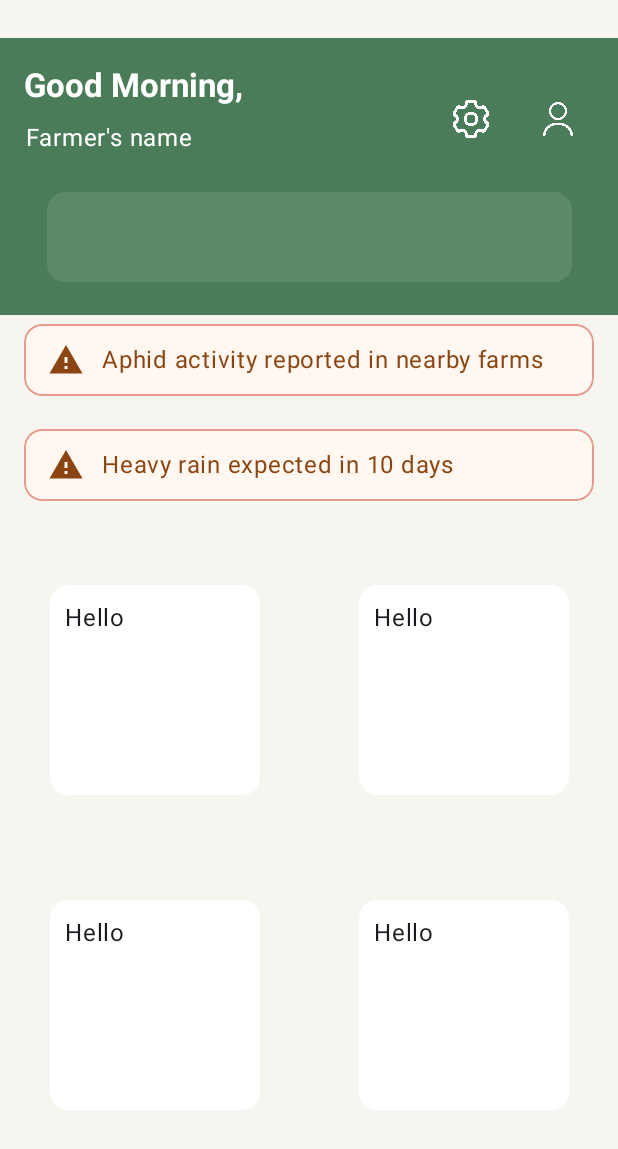
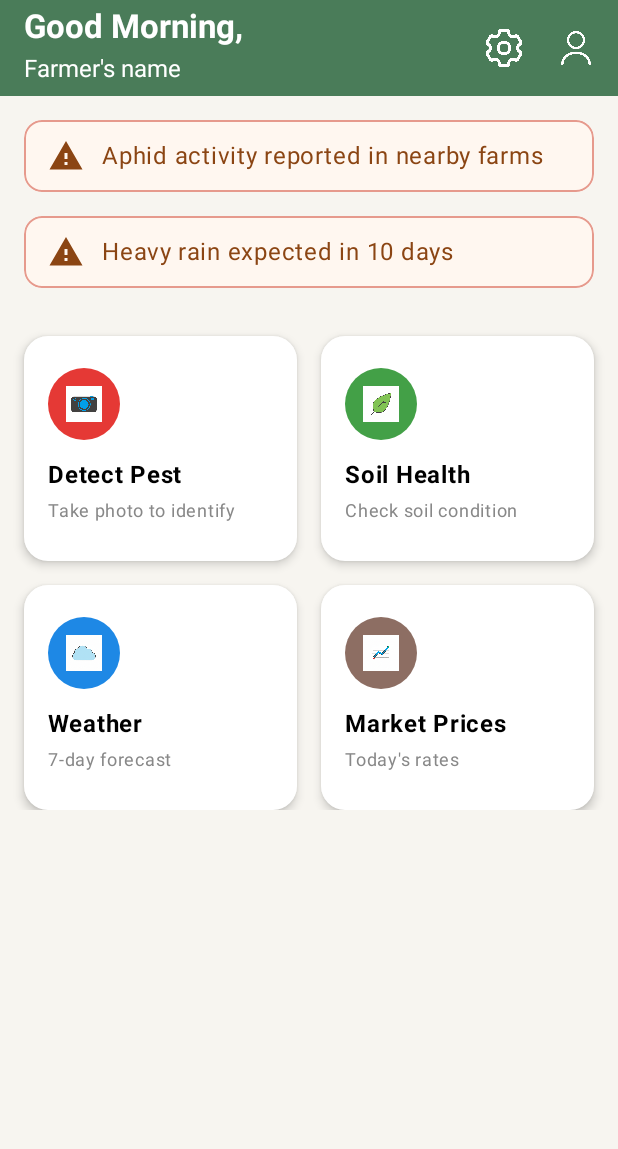
Before and after one commit to Parth4210/SmartCropAdvisorySystem, an Android app built with Jetpack Compose: the screen it shows after launch (MainActivity), on a phone screen of 412 x 824 dp. Shown: the top 1149 px of the screen. Run offline under Robolectric (Android 15) with nearby library versions, the phone set to English and light mode, and no system bars.

Commit message:
Added The Contents in Buttons and Made the UI On Main Page

```diff
--- a/app/src/main/java/com/samadhanl/smartcropadivsorysystem/MainActivity.kt
+++ b/app/src/main/java/com/samadhanl/smartcropadivsorysystem/MainActivity.kt
@@ -1,7 +1,6 @@
 package com.samadhanl.smartcropadivsorysystem
 
 import android.os.Bundle
-import androidx.compose.runtime.getValue
 import android.widget.Toast
 import androidx.activity.ComponentActivity
 import androidx.activity.compose.setContent
@@ -11,91 +10,81 @@ import androidx.compose.foundation.background
 import androidx.compose.foundation.border
 import androidx.compose.foundation.clickable
 import androidx.compose.foundation.layout.*
-import androidx.compose.foundation.layout.Arrangement
-import androidx.compose.foundation.layout.height
+import androidx.compose.foundation.lazy.LazyColumn
+import androidx.compose.foundation.lazy.grid.GridCells
+import androidx.compose.foundation.lazy.grid.LazyVerticalGrid
+import androidx.compose.foundation.lazy.grid.items
 import androidx.compose.foundation.shape.CircleShape
 import androidx.compose.foundation.shape.RoundedCornerShape
 import androidx.compose.material.icons.Icons
 import androidx.compose.material.icons.filled.Warning
 import androidx.compose.material3.*
-import androidx.compose.material3.ExperimentalMaterial3Api
-import androidx.compose.runtime.Composable
-import androidx.compose.runtime.LaunchedEffect
-import androidx.compose.runtime.mutableStateOf
-import androidx.compose.runtime.remember
-import androidx.compose.runtime.setValue
+import androidx.compose.runtime.*
 import androidx.compose.ui.Alignment
 import androidx.compose.ui.Modifier
 import androidx.compose.ui.draw.clip
 import androidx.compose.ui.graphics.Color
 import androidx.compose.ui.graphics.ColorFilter
-import androidx.compose.ui.graphics.painter.Painter
 import androidx.compose.ui.platform.LocalContext
 import androidx.compose.ui.res.painterResource
 import androidx.compose.ui.text.font.FontWeight
 import androidx.compose.ui.tooling.preview.Preview
 import androidx.compose.ui.unit.dp
 import androidx.compose.ui.unit.sp
-import java.io.File
-import java.io.IOException
 import com.samadhanl.smartcropadivsorysystem.ui.theme.SmartCropAdivsorySystemTheme
 import java.util.Calendar
+
+// Data class for the small cards
+data class DashboardCardItem(
+    val title: String,
+    val subtitle: String,
+    val iconRes: Int,
+    val color: Color
+)
 
 class MainActivity : ComponentActivity() {
     @OptIn(ExperimentalMaterial3Api::class)
     override fun onCreate(savedInstanceState: Bundle?) {
         super.onCreate(savedInstanceState)
         enableEdgeToEdge()
+
+        // Prepare the data for the four dashboard cards
+        //Icons are here
+        val dashboardItems = listOf(
+            DashboardCardItem("Detect Pest", "Take photo to identify", R.drawable.camera, Color(0xFFE53935)),
+            DashboardCardItem("Soil Health", "Check soil condition", R.drawable.leaf, Color(0xFF43A047)),
+            DashboardCardItem("Weather", "7-day forecast", R.drawable.cloud, Color(0xFF1E88E5)),
+            DashboardCardItem("Market Prices", "Today's rates", R.drawable.market, Color(0xFF8D6E63))
+        )
+
         setContent {
             SmartCropAdivsorySystemTheme {
-                var curr_time:Int
-                var greet:String = "Hello"
-                fun greetings():String {
-//                    This function is used to change the greetings displayed above the farner's name
+                //greeting based on the time
+                val greet = remember {
                     val calendar = Calendar.getInstance()
                     val curr_hour = calendar.get(Calendar.HOUR_OF_DAY)
-                    curr_time = curr_hour
-                    if (curr_time > 4 && curr_time < 12) {
-                        return "Good Morning,"
-                    } else if (curr_time > 12 && curr_time < 4) {
-                        return "Good Afternoon,"
-                    } else if (curr_time == 12) {
-                        return "Good Noon,"
-                    } else {
-                        return "Good Evening,"
+                    when (curr_hour) {
+                        in 5..11 -> "Good Morning,"
+                        12 -> "Good Noon,"
+                        in 13..16 -> "Good Afternoon,"
+                        else -> "Good Evening,"
                     }
                 }
-                greet = greetings()
-                val name1 = remember { mutableStateOf("Farmer's name") }
+                val name1 by remember { mutableStateOf("Farmer's name") }
+
                 Scaffold(
+                    modifier = Modifier.fillMaxSize(),
                     topBar = {
+                        // title and action icons
                         TopAppBar(
-
-                            modifier = Modifier
-                                .fillMaxWidth()
-                                .height(120.dp)
-                                .padding(top = 25.dp),
-                            title = { Text(text = greet , fontWeight = FontWeight.Bold) },
-                            colors = TopAppBarDefaults.topAppBarColors(
-                                containerColor = Color(0xFF4A7C59),
-                                titleContentColor = Color.White
-                            ),
-                        )
-                            Text(text = name1.value,
-                                modifier = Modifier.padding(top = 80.dp, start = 17.dp),
-                                color = Color.White
-                            )
-                        Button(
-                            onClick = {},
-                            modifier = Modifier
-                                .padding(start = 277.dp, top = 55.dp)
-                                .background(color = Color.Transparent),
-                            colors = ButtonDefaults.buttonColors(
-                                containerColor = Color.Transparent
-
-                            ),
-
-                        ){
+                            title = {
+                                Column {
+                                    Text(text = greet, fontWeight = FontWeight.Bold, fontSize = 22.sp)
+                                    Text(text = name1, fontSize = 16.sp)
+                                }
+                            },
+                            actions = {
+                                IconButton(onClick = { /* TODO: Settings action */ }) {
                                     Image(
                                         painter = painterResource(id = R.drawable.settings_icon),
                                         contentDescription = "Settings Icon",
@@ -103,127 +92,75 @@ class MainActivity : ComponentActivity() {
                                         colorFilter = ColorFilter.tint(Color.White)
                                     )
                                 }
-                        Button(
-                            onClick = {},
-                            modifier = Modifier
-                                .padding(start = 335.dp, top = 55.dp)
-                                .background(color = Color.Transparent),
-                            colors = ButtonDefaults.buttonColors(
-                                containerColor = Color.Transparent
-
-                            ),
-                        ) {
+                                IconButton(onClick = { /* TODO: User profile action */ }) {
                                     Image(
                                         painter = painterResource(id = R.drawable.user_icon),
-                                contentDescription = "Settings Icon",
+                                        contentDescription = "User Icon",
                                         modifier = Modifier.size(25.dp),
                                         colorFilter = ColorFilter.tint(Color.White)
                                     )
                                 }
-
-
                             },
-
-
+                            colors = TopAppBarDefaults.topAppBarColors(
+                                containerColor = Color(0xFF4A7C59),
+                                titleContentColor = Color.White,
+                                actionIconContentColor = Color.White
+                            )
+                        )
+                    },
+                    containerColor = Color(0xFFF7F5F0) // Background color for the whole screen
                 ) { innerPadding ->
-                    Column(
+                    //display a scrollable list of items
+                    LazyColumn(
                         modifier = Modifier
-                            .background(color = Color(0xFFF7F5F0))
                             .fillMaxSize()
                             .padding(innerPadding),
-
-                        // these are the fucking modifiers to move the fucking banner
-
-                        verticalArrangement = Arrangement.spacedBy(-10.dp),
                         horizontalAlignment = Alignment.CenterHorizontally
                     ) {
-                        Box(
-                            modifier = Modifier
-                                .background(color = Color(0xFF4A7C59))
-                                .fillMaxWidth()
-                                .height(90.dp),
-
-                        ){
-                            Column(
-                                verticalArrangement = Arrangement.Center,
-                                horizontalAlignment = Alignment.CenterHorizontally,
-                                modifier = Modifier
-                                    .fillMaxSize()
-                                    .padding(bottom = 14.dp)
-                            ){
-
-                            Card (
-                                modifier = Modifier
-                                    .height(60.dp)
-                                    .width(350.dp)
-                                    .border(
-                                        width = 2.dp,
-                                        color = Color.Transparent,
-                                        shape = RoundedCornerShape(16.dp)
-                                    ),
-                                colors = CardDefaults.cardColors(
-                                    containerColor = Color(0xFF5C896A)
-                                )
-
-                            ){  }
-                            }
-                        }
+                        // First Banner
+                        item {
                             WarningBanner(
                                 message = "Aphid activity reported in nearby farms",
-                            modifier = Modifier.padding(16.dp) //
+                                modifier = Modifier.padding(start = 16.dp, end = 16.dp, top = 16.dp)
                             )
+                        }
+                        // Second Banner
+                        item {
                             WarningBanner(
                                 message = "Heavy rain expected in 10 days",
                                 modifier = Modifier.padding(16.dp)
                             )
+                        }
 
-                    }
-                    //It contains the four buttons which provides the access to farmer to access the features  of the app
-                    Box(
-
-                    ){
-                    Column(modifier = Modifier
-                        .fillMaxSize()
-                        .padding(top = 390.dp),
-                        horizontalAlignment = Alignment.Start,
-                        verticalArrangement = Arrangement.spacedBy(70.dp),
-                        ){
-                        Row(
-                            modifier = Modifier.fillMaxWidth(),
-                            horizontalArrangement = Arrangement.SpaceAround,
-                            verticalAlignment = Alignment.CenterVertically
+                        // Grid of four dashboard cards
+                        item {
+                            LazyVerticalGrid(
+                                columns = GridCells.Fixed(2),
+                                modifier = Modifier
+                                    .height(340.dp) // height for the grid area
+                                    .padding(8.dp),
+                                horizontalArrangement = Arrangement.Center,
+                                verticalArrangement = Arrangement.Center
+                            ) {
+                                items(dashboardItems) { item ->
+                                    Small_card(
+                                        title = item.title,
+                                        subtitle = item.subtitle,
+                                        iconRes = item.iconRes,
+                                        iconBackgroundColor = item.color
                                     )
-                        {
-                            Small_card()
-                            Small_card()
-                        }
-                        Row(
-                            modifier = Modifier.fillMaxWidth(),
-                            horizontalArrangement = Arrangement.SpaceAround,
-                            verticalAlignment = Alignment.CenterVertically
-                        )
-                        {
-                            Small_card()
-                            Small_card()
                                 }
                             }
-
-
-
-
                         }
                     }
-
+                }
             }
         }
     }
 }
 
 @Composable
-fun WarningBanner(
-    message: String,
-    modifier: Modifier = Modifier
-) {
+fun WarningBanner(message: String, modifier: Modifier = Modifier) {
     val backgroundColor = Color(0xFFFFF7F0)
     val borderColor = Color(0xFFE69A8D)
     val contentColor = Color(0xFF8B4513)
@@ -248,45 +185,90 @@ fun WarningBanner(
             tint = contentColor,
             modifier = Modifier.size(24.dp)
         )
-        Text(
-            text = message,
-            color = contentColor
-        )
+        Text(text = message, color = contentColor)
     }
 }
 
-@Preview(showBackground = true)
 @Composable
-fun WarningBannerPreview() {
-    WarningBanner(message = "Aphid activity reported in nearby farms")
-}
+fun Small_card(
+    title: String,
+    subtitle: String,
+    iconRes: Int,
+    iconBackgroundColor: Color
+) {
+    val context = LocalContext.current
+    var isClicked by remember { mutableStateOf(false) }
 
-
-@Composable
-fun Small_card(){
-    //Used on the dashboard page for creating the navigation buttons
-    var isClicked by remember { mutableStateOf(false) }
+   // the clicking feature of the buttons
+   // and
+   // layout of the button
 
     Card(
         modifier = Modifier
-                .clickable { isClicked = !isClicked }
-                .width(140.dp)
-                .height(140.dp)
-                .border(
-                    width = 2.dp,
-                    color = Color.Transparent,
-                    shape = RoundedCornerShape(5.dp)
-                ),
-
+            .padding(8.dp)
+            .clickable {
+                isClicked = !isClicked
+                Toast
+                    //after clicking it shows the temp notification.
+                    .makeText(context, "$title Clicked", Toast.LENGTH_SHORT)
+                    .show()
+            }
+            .width(160.dp)
+            .height(150.dp),
+        shape = RoundedCornerShape(16.dp),
+        elevation = CardDefaults.cardElevation(defaultElevation = 4.dp),
         colors = CardDefaults.cardColors(
-                containerColor = if(isClicked) Color(0xFF979797) else Color(0xFFFFFFFF)
-
+            containerColor = if (isClicked) Color(0xFFE0E0E0) else Color.White
         )
     ) {
-            Text(
-                text = "Hello",
-                modifier = Modifier.padding(10.dp)
+        Column(
+            modifier = Modifier
+                .fillMaxSize()
+                .padding(16.dp),
+            verticalArrangement = Arrangement.SpaceAround
+        ) {
+            Box(
+                modifier = Modifier
+                    .size(48.dp)
+                    .clip(CircleShape)
+                    .background(iconBackgroundColor),
+                contentAlignment = Alignment.Center
+            ) {
+                Image(
+                    painter = painterResource(id = iconRes),
+                    contentDescription = title,
+                    // colorFilter = ColorFilter.tint(Color.White),
+                    modifier = Modifier.size(24.dp)
                 )
-
+            }
+            Column {
+                Text(text = title, fontWeight = FontWeight.Bold, fontSize = 16.sp, color = Color.Black)
+                Text(text = subtitle, fontSize = 12.sp, color = Color.Gray)
             }
         }
+    }
+}
+
+// Full preview of the app
+
+@Preview(showBackground = true)
+@Composable
+fun FullScreenPreview() {
+    // preview will show a sample of your full screen
+    val dashboardItems = listOf(
+        DashboardCardItem("Detect Pest", "Take photo to identify", R.drawable.camera, Color(0xFFE53935)),
+        DashboardCardItem("Soil Health", "Check soil condition", R.drawable.leaf, Color(0xFF43A047)),
+        DashboardCardItem("Weather", "7-day forecast", R.drawable.cloud, Color(0xFF1E88E5)),
+        DashboardCardItem("Market Prices", "Today's rates", R.drawable.market, Color(0xFF8D6E63))
+    )
+    SmartCropAdivsorySystemTheme {
+        LazyColumn(horizontalAlignment = Alignment.CenterHorizontally) {
+            item { WarningBanner(message = "Aphid activity reported in nearby farms", modifier = Modifier.padding(16.dp)) }
+            item {
+                LazyVerticalGrid(columns = GridCells.Fixed(2), modifier = Modifier.height(340.dp).padding(8.dp)) {
+                    items(dashboardItems) { item -> Small_card(title = item.title, subtitle = item.subtitle, iconRes = item.iconRes, iconBackgroundColor = item.color) }
+                }
+            }
+        }
+    }
+}
```
Also changed, not shown: app/src/main/res/drawable/camera.png (added), app/src/main/res/drawable/cloud.png (added), app/src/main/res/drawable/leaf.png (added), app/src/main/res/drawable/market.png (added). Lines whose indentation alone changed are shown as unchanged.
